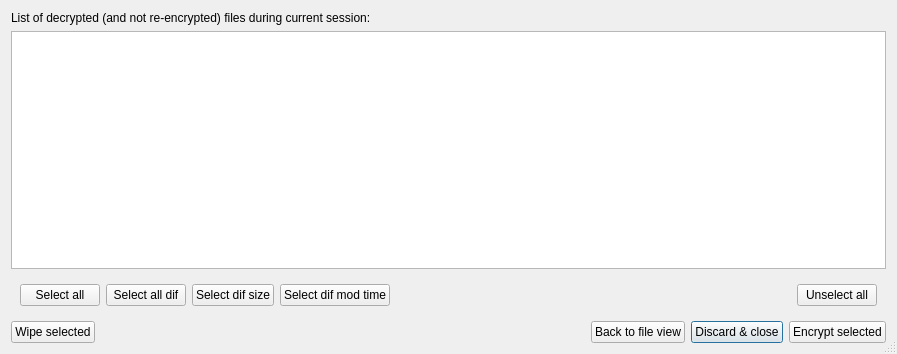
Old version of the form FilesSyncDialog.ui in the repository sergrt/FileProtect.
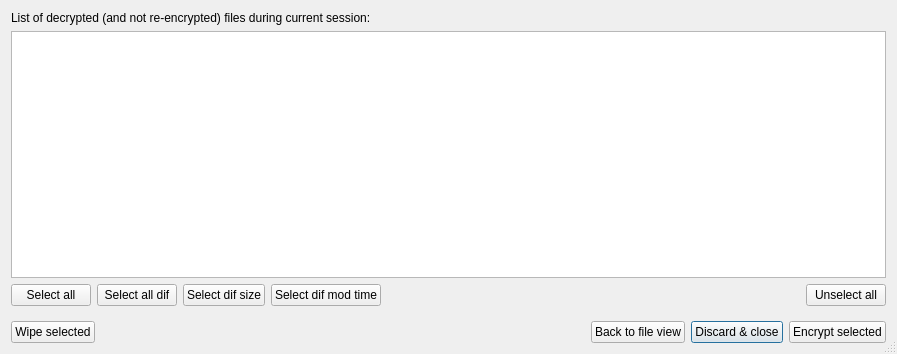
New version of the form.

```diff
--- a/FilesSyncDialog.ui
+++ b/FilesSyncDialog.ui
@@ -73,6 +73,15 @@
       <enum>QFrame::Raised</enum>
      </property>
      <layout class="QGridLayout" name="gridLayout">
+      <property name="leftMargin">
+       <number>0</number>
+      </property>
+      <property name="topMargin">
+       <number>0</number>
+      </property>
+      <property name="rightMargin">
+       <number>0</number>
+      </property>
       <item row="0" column="4">
        <spacer name="horizontalSpacer_2">
         <property name="orientation">
```
